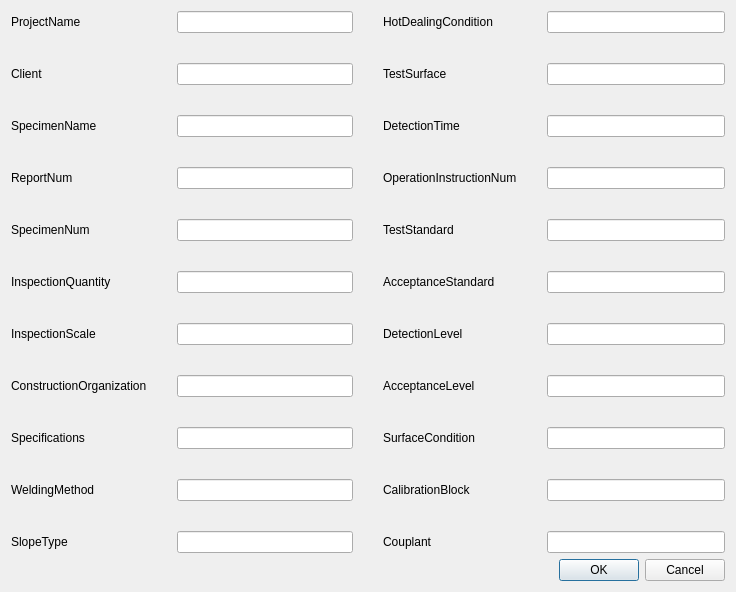
The window that phascan_view/ui/dialog/dialogreportinfosetting.ui (qinxingying/hello-word) describes before a commit, drawn with Qt 5.
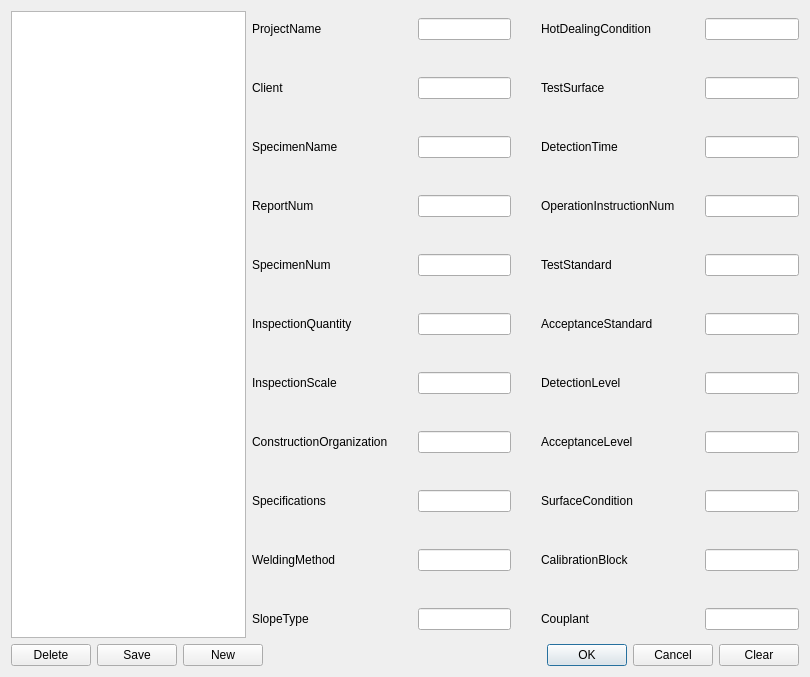
The same window after the commit.

What changed in the file:
```diff
--- a/phascan_view/ui/dialog/dialogreportinfosetting.ui
+++ b/phascan_view/ui/dialog/dialogreportinfosetting.ui
@@ -6,8 +6,8 @@
    <rect>
     <x>0</x>
     <y>0</y>
-    <width>736</width>
-    <height>564</height>
+    <width>810</width>
+    <height>677</height>
    </rect>
   </property>
   <property name="windowTitle">
@@ -15,6 +15,11 @@
   </property>
   <layout class="QVBoxLayout" name="verticalLayout">
    <item>
+    <layout class="QHBoxLayout" name="horizontalLayout_2" stretch="3,7">
+     <item>
+      <widget class="QListView" name="listView"/>
+     </item>
+     <item>
     <layout class="QHBoxLayout" name="horizontalLayout">
      <property name="spacing">
       <number>30</number>
@@ -253,6 +258,44 @@
      </item>
     </layout>
    </item>
+    </layout>
+   </item>
+   <item>
+    <layout class="QHBoxLayout" name="horizontalLayout_3">
+     <item>
+      <widget class="QPushButton" name="deleteBtn">
+       <property name="text">
+        <string>Delete</string>
+       </property>
+      </widget>
+     </item>
+     <item>
+      <widget class="QPushButton" name="saveBtn">
+       <property name="text">
+        <string>Save</string>
+       </property>
+      </widget>
+     </item>
+     <item>
+      <widget class="QPushButton" name="newBtn">
+       <property name="text">
+        <string>New</string>
+       </property>
+      </widget>
+     </item>
+     <item>
+      <spacer name="horizontalSpacer">
+       <property name="orientation">
+        <enum>Qt::Horizontal</enum>
+       </property>
+       <property name="sizeHint" stdset="0">
+        <size>
+         <width>40</width>
+         <height>20</height>
+        </size>
+       </property>
+      </spacer>
+     </item>
    <item>
     <widget class="QDialogButtonBox" name="buttonBox">
      <property name="orientation">
@@ -262,6 +305,15 @@
       <set>QDialogButtonBox::Cancel|QDialogButtonBox::Ok</set>
      </property>
     </widget>
+     </item>
+     <item>
+      <widget class="QPushButton" name="clearBtn">
+       <property name="text">
+        <string>Clear</string>
+       </property>
+      </widget>
+     </item>
+    </layout>
    </item>
   </layout>
  </widget>
```
Lines whose indentation alone changed are shown as unchanged.
